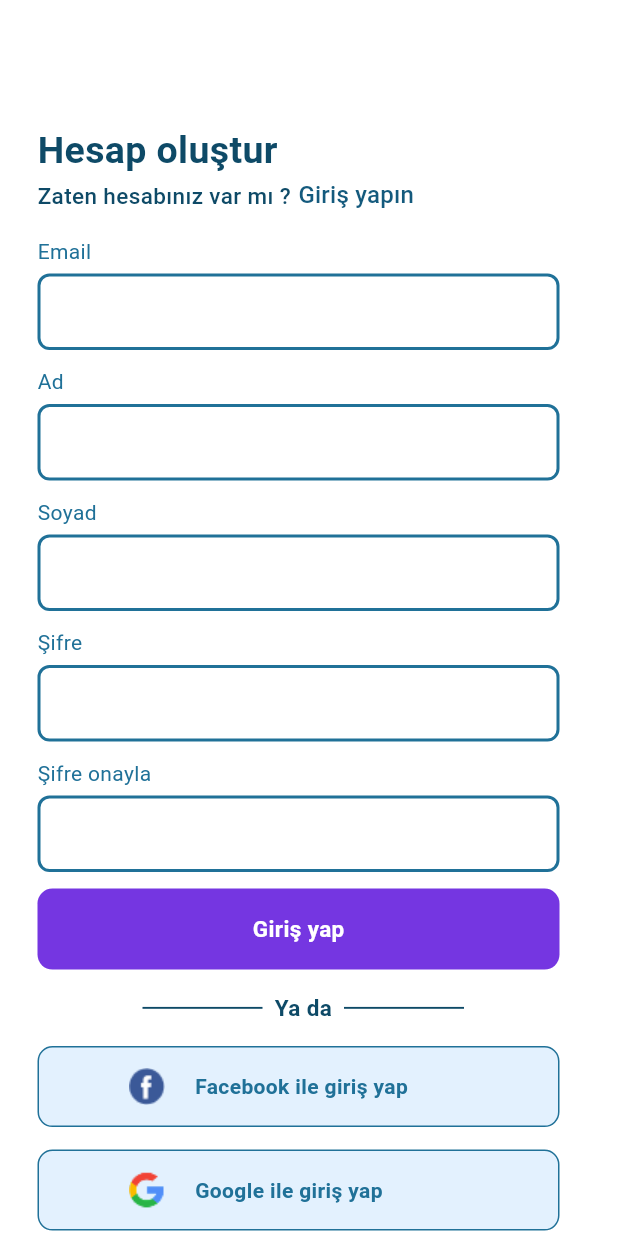
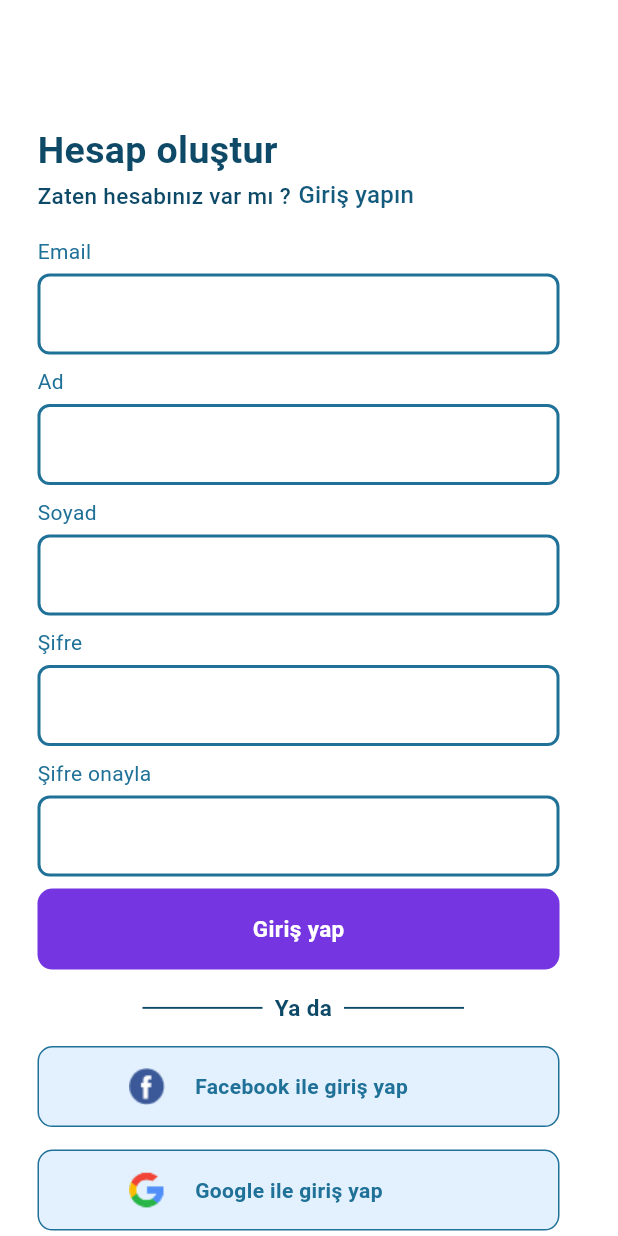
Before and after one commit to bbclubspace/circuit-recognition, a Flutter app: the LoginPage screen opened by its route, after a tap on "Hesap oluştur", on a phone screen of 412 x 824 dp. Run offline on Flutter 3.47's test engine with Material 3 defaults, Android fonts, the phone set to English and light mode, and no system bars; our stand-ins replace chat_bubbles, cloud_firestore, firebase_auth, firebase_core, flutter_dotenv, get and 5 more; accounts and stored records are empty.

Commit message:
Giriş ve kayıt olma sayfasındaki hatalar giderildi. Renk uyumluluk sorunları kısmi olarak halledildi. Chatbot sayfasındaki içerik kısmı değiştirildi. Cihaza göre theme ayarı yapıldı. Teknik hatalar giderilmeye çalışıldı.

```diff
--- a/lib/pages/content/new-project/save-project.dart
+++ b/lib/pages/content/new-project/save-project.dart
@@ -25,6 +25,12 @@ class _SaveProjectState extends State<SaveProject> {
   void initState() {
     super.initState();
     projectServices = Provider.of<ProjectServices>(context, listen: false);
+  }
+  @override
+  void dispose() {
+    projectNameController.dispose();
+    descriptionController.dispose();
+    super.dispose();
   }
 
   void saveData() async {
--- a/lib/pages/login-page.dart
+++ b/lib/pages/login-page.dart
@@ -1,5 +1,3 @@
-// ignore_for_file: prefer_const_literals_to_create_immutables
-
 import 'package:circuit_recognition/widgets/button/alternatif-login-button.dart';
 import 'package:circuit_recognition/widgets/button/auth-button.dart';
 import 'package:firebase_auth/firebase_auth.dart';
@@ -12,16 +10,23 @@ import '../widgets/mydivider.dart';
 import '../widgets/text/auth-text.dart';
 import '../widgets/textfield/custom-textfield.dart';
 
-class LoginPage extends StatelessWidget {
+class LoginPage extends StatefulWidget {
   const LoginPage({super.key});
 
   @override
-  Widget build(BuildContext context) {
-    TextEditingController emailController = TextEditingController();
-    TextEditingController passWordController = TextEditingController();
-    final authProvider =
-        Provider.of<CreateAccountProvider>(context, listen: false);
+  State<LoginPage> createState() => _LoginPageState();
+}
 
+class _LoginPageState extends State<LoginPage> {
+  final TextEditingController emailController = TextEditingController();
+  final TextEditingController passWordController = TextEditingController();
+
+  @override
+  void dispose() {
+    emailController.dispose();
+    passWordController.dispose();
+    super.dispose();
+  }
   void onTapLogin() async {
     String emailValue = emailController.text.trim();
     String passwordValue = passWordController.text.trim();
@@ -52,9 +57,9 @@ class LoginPage extends StatelessWidget {
       barrierDismissible: false,
     );
 
+    final authProvider = Provider.of<CreateAccountProvider>(context, listen: false);
     await Future.delayed(const Duration(seconds: 1));
-      User? user =
-          await authProvider.signInWithEmail(emailValue, passwordValue);
+    User? user = await authProvider.signInWithEmail(emailValue, passwordValue);
 
     Navigator.pop(context);
 
@@ -67,11 +72,7 @@ class LoginPage extends StatelessWidget {
         showConfirmBtn: false,
       );
       await Future.delayed(const Duration(seconds: 2));
-        Navigator.pushNamedAndRemoveUntil(
-          context,
-          "/home",
-          (Route<dynamic> route) => false,
-        );
+      Navigator.pushNamedAndRemoveUntil(context, "/home", (route) => false);
     } else {
       QuickAlert.show(
         context: context,
@@ -83,10 +84,7 @@ class LoginPage extends StatelessWidget {
   }
 
   void onTap() {
-      Navigator.pushNamed(
-        context,
-        '/signup',
-      );
+    Navigator.pushNamed(context, '/signup');
   }
 
   void loginWithGoogle() async {
@@ -98,6 +96,7 @@ class LoginPage extends StatelessWidget {
       barrierDismissible: false,
     );
 
+    final authProvider = Provider.of<CreateAccountProvider>(context, listen: false);
     User? user = await authProvider.signInWithGoogle(context);
     Navigator.pop(context);
 
@@ -121,63 +120,49 @@ class LoginPage extends StatelessWidget {
     }
   }
 
+  @override
+  Widget build(BuildContext context) {
     return Scaffold(
       backgroundColor: Theme.of(context).scaffoldBackgroundColor,
       body: SingleChildScrollView(
         child: Padding(
           padding: const EdgeInsets.only(left: 25),
           child: Column(
-            mainAxisAlignment: MainAxisAlignment.start,
             crossAxisAlignment: CrossAxisAlignment.start,
             children: [
               SizedBox(height: Responsive.blockSizeVertical(context) * 10),
-              //TEXT
               Text(
                 "Giriş yap",
                 style: TextStyle(
                   color: Theme.of(context).colorScheme.secondary,
                   fontSize: 25,
-                    fontWeight: FontWeight.bold),
+                  fontWeight: FontWeight.bold,
+                ),
               ),
               AuthText(
                 text1: "Hesabın henüz yok mu ?",
                 text2: 'Hesap oluştur',
                 onTap: onTap,
               ),
-              SizedBox(height: 20),
-              //TEXTFIELD
-              CustomTextField(
-                  subText: 'Email',
-                  controller: emailController,
-                  height: 54,
-                  width: 348),
-              SizedBox(height: 8),
-              CustomTextField(
-                subText: 'Şifre',
-                controller: passWordController,
-                height: 54,
-                width: 348,
-              ),
-              SizedBox(height: 8),
-
-              //BUTTON
-              AuthButton(
-                buttonText: "Giriş yap",
-                onTap: onTapLogin,
-              ),
-              SizedBox(height: 15),
-              Text(
+              const SizedBox(height: 20),
+              CustomTextField(subText: 'Email', controller: emailController, height: 54, width: 348),
+              const SizedBox(height: 8),
+              CustomTextField(subText: 'Şifre', controller: passWordController, height: 54, width: 348),
+              const SizedBox(height: 8),
+              AuthButton(buttonText: "Giriş yap", onTap: onTapLogin),
+              const SizedBox(height: 15),
+             /*  Text(
                 "Şifremi unuttum",
                 style: TextStyle(
                   color: Theme.of(context).colorScheme.secondary,
                   fontSize: 15,
-                    fontWeight: FontWeight.w500),
+                  fontWeight: FontWeight.w500,
                 ),
-              SizedBox(height: 20),
+              ),
+              */
+              const SizedBox(height: 20),
               MyDivider(),
-
-              //GOOGLE AND FACEBOOK
-              SizedBox(height: 20),
+              const SizedBox(height: 20),
               AlternatifLoginButton(
                 image: 'assets/facebook.png',
                 logintText: 'Facebook ile giriş yap',
@@ -191,12 +176,12 @@ class LoginPage extends StatelessWidget {
                   );
                 },
               ),
-              SizedBox(height: 15),
+              const SizedBox(height: 15),
               AlternatifLoginButton(
                 image: 'assets/google.png',
                 logintText: 'Google ile giriş yap',
                 onTap: loginWithGoogle,
-              )
+              ),
             ],
           ),
         ),
--- a/lib/pages/signup-page.dart
+++ b/lib/pages/signup-page.dart
@@ -1,10 +1,8 @@
-// ignore_for_file: prefer_const_literals_to_create_immutables
 import 'package:flutter/material.dart';
 import 'package:provider/provider.dart';
 import 'package:firebase_auth/firebase_auth.dart';
 import 'package:quickalert/quickalert.dart';
 import '../services/auth/auth_provider.dart';
-import '../themes/themes.dart';
 import '../utils/responsive.dart';
 import '../widgets/button/alternatif-login-button.dart';
 import '../widgets/button/auth-button.dart';
@@ -12,18 +10,30 @@ import '../widgets/mydivider.dart';
 import '../widgets/text/auth-text.dart';
 import '../widgets/textfield/custom-textfield.dart';
 
-class SignupPage extends StatelessWidget {
+class SignupPage extends StatefulWidget {
   const SignupPage({Key? key}) : super(key: key);
 
   @override
-  Widget build(BuildContext context) {
-    TextEditingController emailController = TextEditingController();
-    TextEditingController passWordController = TextEditingController();
-    TextEditingController retryPassWordController = TextEditingController();
-    TextEditingController nameController = TextEditingController();
-    TextEditingController surnameController = TextEditingController();
-    final authProvider =
-        Provider.of<CreateAccountProvider>(context, listen: false);
+  State<SignupPage> createState() => _SignupPageState();
+}
+
+class _SignupPageState extends State<SignupPage> {
+  final TextEditingController emailController = TextEditingController();
+  final TextEditingController passWordController = TextEditingController();
+  final TextEditingController retryPassWordController = TextEditingController();
+  final TextEditingController nameController = TextEditingController();
+  final TextEditingController surnameController = TextEditingController();
+
+  @override
+  void dispose() {
+    emailController.dispose();
+    passWordController.dispose();
+    retryPassWordController.dispose();
+    nameController.dispose();
+    surnameController.dispose();
+    super.dispose();
+  }
+
   void onTap() async {
     String nameValue = nameController.text;
     String surnameValue = surnameController.text;
@@ -52,6 +62,7 @@ class SignupPage extends StatelessWidget {
       );
       return;
     }
+
     QuickAlert.show(
       context: context,
       type: QuickAlertType.loading,
@@ -59,6 +70,9 @@ class SignupPage extends StatelessWidget {
       text: 'Lütfen bekleyin',
       barrierDismissible: false,
     );
+
+    final authProvider =
+        Provider.of<CreateAccountProvider>(context, listen: false);
 
     await Future.delayed(const Duration(seconds: 1));
 
@@ -103,10 +117,12 @@ class SignupPage extends StatelessWidget {
       barrierDismissible: false,
     );
 
+    final authProvider =
+        Provider.of<CreateAccountProvider>(context, listen: false);
     await authProvider.signInWithGoogle(context);
     Navigator.pop(context);
+
     final user = authProvider.user;
-
     if (user != null) {
       QuickAlert.show(
         context: context,
@@ -127,31 +143,31 @@ class SignupPage extends StatelessWidget {
     }
   }
 
+  @override
+  Widget build(BuildContext context) {
     return Scaffold(
       backgroundColor: Theme.of(context).scaffoldBackgroundColor,
       body: SingleChildScrollView(
         child: Padding(
           padding: const EdgeInsets.only(left: 25),
           child: Column(
-            mainAxisAlignment: MainAxisAlignment.start,
             crossAxisAlignment: CrossAxisAlignment.start,
             children: [
               SizedBox(height: Responsive.blockSizeVertical(context) * 10),
-              //TEXT
               Text(
                 "Hesap oluştur",
                 style: TextStyle(
-                    color: AppColors.firstAuthText,
+                  color: Theme.of(context).colorScheme.secondary,
                   fontSize: 25,
-                    fontWeight: FontWeight.bold),
+                  fontWeight: FontWeight.bold,
+                ),
               ),
               AuthText(
                 text1: "Zaten hesabınız var mı ?",
                 text2: 'Giriş yapın',
-                onTap: onTap,
+                onTap: () => Navigator.pushNamed(context, '/login'),
               ),
               const SizedBox(height: 15),
-              //TEXTFIELD
               CustomTextField(
                   subText: 'Email',
                   controller: emailController,
@@ -182,16 +198,9 @@ class SignupPage extends StatelessWidget {
                   height: 54,
                   width: 348),
               const SizedBox(height: 8),
-
-              //BUTTON
-              AuthButton(
-                buttonText: "Giriş yap",
-                onTap: onTap,
-              ),
+              AuthButton(buttonText: "Giriş yap", onTap: onTap),
               const SizedBox(height: 15),
               MyDivider(),
-
-              //GOOGLE AND FACEBOOK
               const SizedBox(height: 15),
               AlternatifLoginButton(
                 image: 'assets/facebook.png',
@@ -211,7 +220,7 @@ class SignupPage extends StatelessWidget {
                 image: 'assets/google.png',
                 logintText: 'Google ile giriş yap',
                 onTap: loginWithGoogle,
-              )
+              ),
             ],
           ),
         ),
--- a/lib/themes/theme-provider.dart
+++ b/lib/themes/theme-provider.dart
@@ -3,7 +3,12 @@ import 'package:flutter/material.dart';
 import 'themes.dart';
 
 class ThemeProvider with ChangeNotifier {
-  ThemeData _themeData = AppColors.lightTheme;
+  ThemeData _themeData;
+
+  ThemeProvider({required Brightness brightness})
+      : _themeData = brightness == Brightness.dark
+            ? AppColors.darkTheme
+            : AppColors.lightTheme;
 
   ThemeData get themeData => _themeData;
 
--- a/lib/widgets/textfield/custom-textfield.dart
+++ b/lib/widgets/textfield/custom-textfield.dart
@@ -28,10 +28,8 @@ class CustomTextField extends StatelessWidget {
             style: TextStyle(
               fontSize: 14,
               color: Theme.of(context).brightness == Brightness.light
-                  ? AppColors
-                      .textFieldStroke
-                  : AppColors
-                      .descriptionTextColor,
+                  ? AppColors.textFieldStroke
+                  : AppColors.descriptionTextColor,
             )),
         SizedBox(height: 5),
         SizedBox(
@@ -39,6 +37,11 @@ class CustomTextField extends StatelessWidget {
           width: width, //authda 348 olacak
           child: TextField(
             controller: controller,
+            minLines: 3, // Başlangıçta 3 satır
+            maxLines: null, // Satır sayısı kadar uzasın
+            cursorColor: Theme.of(context).brightness == Brightness.light
+                ? AppColors.textFieldStroke
+                : AppColors.descriptionTextColor,
             decoration: InputDecoration(
               suffixIcon: (issubFixIcon ?? false) && subFixIconPath != null
                   ? Padding(
@@ -50,16 +53,13 @@ class CustomTextField extends StatelessWidget {
                       ),
                     )
                   : const SizedBox(),
-              contentPadding:
-                  EdgeInsets.symmetric(vertical: height / 4, horizontal: 12),
+              contentPadding: const EdgeInsets.fromLTRB(12, 12, 12, 8),
               border: OutlineInputBorder(
-                borderRadius: BorderRadius.circular(5),
+                borderRadius: BorderRadius.circular(8),
                 borderSide: BorderSide(
                   color: Theme.of(context).brightness == Brightness.light
-                      ? AppColors
-                          .textFieldStroke
-                      : AppColors
-                          .descriptionTextColor,
+                      ? AppColors.textFieldStroke
+                      : AppColors.descriptionTextColor,
                   width: 2,
                 ),
               ),
@@ -67,10 +67,8 @@ class CustomTextField extends StatelessWidget {
                 borderRadius: BorderRadius.circular(8),
                 borderSide: BorderSide(
                   color: Theme.of(context).brightness == Brightness.light
-                      ? AppColors
-                          .textFieldStroke
-                      : AppColors
-                          .descriptionTextColor,
+                      ? AppColors.textFieldStroke
+                      : AppColors.descriptionTextColor,
                   width: 2,
                 ),
               ),
@@ -78,10 +76,8 @@ class CustomTextField extends StatelessWidget {
                 borderRadius: BorderRadius.circular(8),
                 borderSide: BorderSide(
                   color: Theme.of(context).brightness == Brightness.light
-                      ? AppColors
-                          .textFieldStroke
-                      : AppColors
-                          .descriptionTextColor,
+                      ? AppColors.textFieldStroke
+                      : AppColors.descriptionTextColor,
                   width: 2,
                 ),
               ),
--- a/pubspec.yaml
+++ b/pubspec.yaml
@@ -1,7 +1,7 @@
 name: circuit_recognition
 description: "A new Flutter project."
 publish_to: 'none'
-version: 1.0.2+3
+version: 1.0.3+4
 
 environment:
   sdk: ^3.5.3
```
Also changed, not shown: lib/main.dart (+8 -6 lines), lib/pages/chat-page.dart (+8 -6 lines), lib/pages/content/new-project/add-image.dart (+5 -6 lines), lib/services/ai/ai-chat-services.dart (+7 -2 lines), lib/services/ai/ai-services.dart (+42 -13 lines), lib/widgets/chat/chat-buble.dart (+18 -16 lines), lib/widgets/container/content-container.dart (+22 -6 lines), lib/widgets/textfield/chat-user-input-widget.dart (+8 -13 lines), lib/widgets/welcomeTextAndUserIcon/welcomeText.dart (+12 -11 lines). Lines whose indentation alone changed are shown as unchanged.
